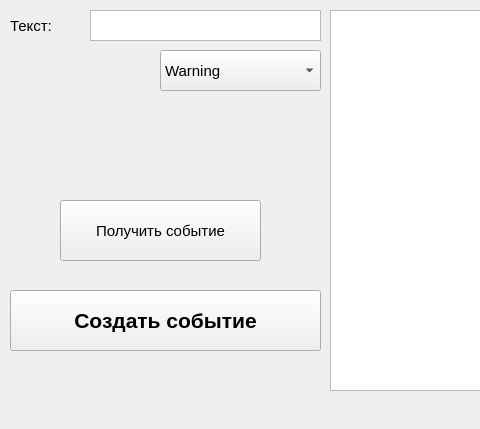
First picture: the form in mainwindow.ui, repository edfefegeger/Qt_win_status, before the edit; both pictures show x 0 to 480 and y 0 to 429 of the 842 by 429 pixel window.
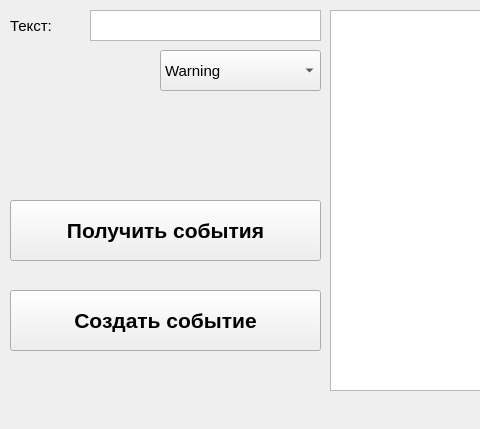
Second picture: the form after the edit.

```diff
--- a/mainwindow.ui
+++ b/mainwindow.ui
@@ -125,14 +125,20 @@
    <widget class="QPushButton" name="pushButton_2">
     <property name="geometry">
      <rect>
-      <x>60</x>
+      <x>10</x>
       <y>200</y>
-      <width>201</width>
+      <width>311</width>
       <height>61</height>
      </rect>
     </property>
+    <property name="font">
+     <font>
+      <pointsize>16</pointsize>
+      <bold>true</bold>
+     </font>
+    </property>
     <property name="text">
-     <string>Получить событие</string>
+     <string>Получить события</string>
     </property>
    </widget>
   </widget>
```
